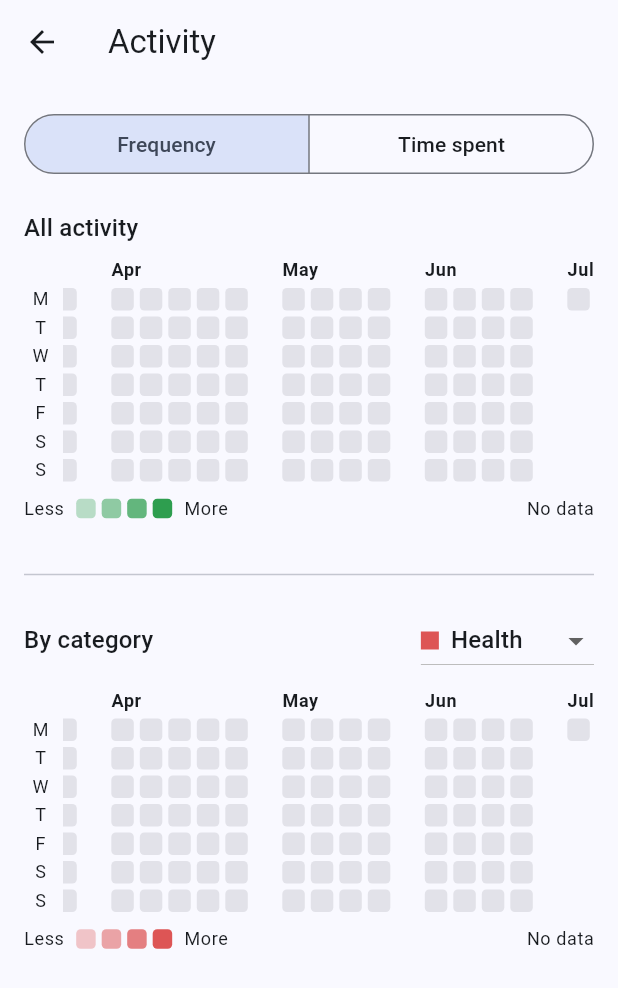
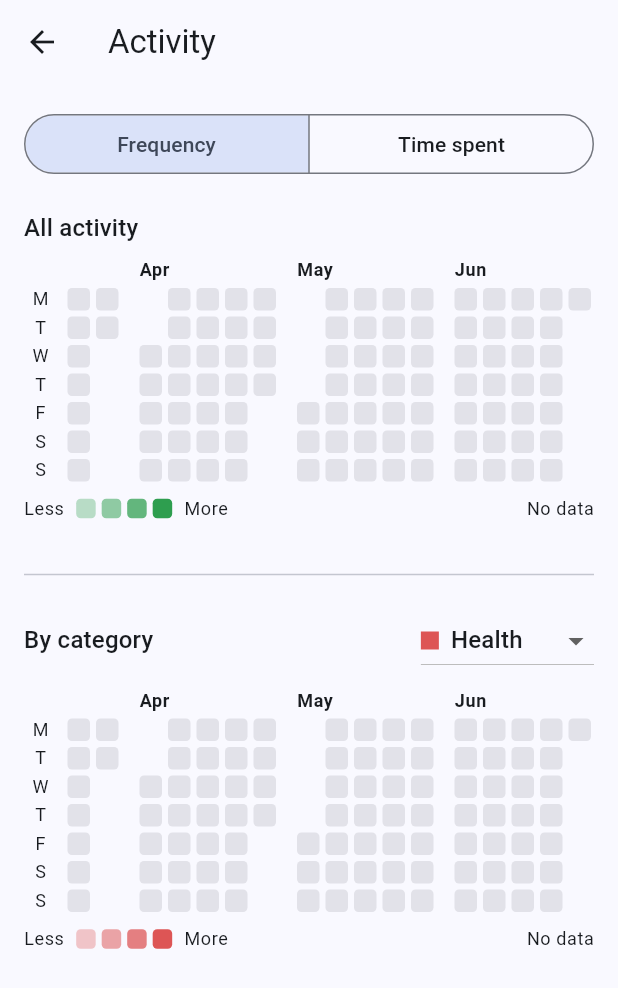
Before and after one commit to rriquelme/RPG_me, a Flutter app: the screen it shows after launch, after a tap on the "calendar month" icon, on a phone screen of 412 x 824 dp. Shown: the top 988 px of the screen. Run offline on Flutter 3.47's test engine with Material 3 defaults, Android fonts, the phone set to English and light mode, and no system bars; our stand-ins replace file_picker, flutter_slidable, share_plus, shared_preferences.

Commit message:
Heatmap: real month-calendar layout (weekday-aligned, padded weeks) [release]
The previous month-split rendered each month's weeks from the first weekday,
so every month looked like it started on Monday. Rewrite HeatGrid as a proper
month calendar: each day is placed in its true weekday row, with blank cells
before the 1st and after the last day, so months separate naturally with the
month name on top. Auto-scrolls to the current month.

version -> 0.13.0; tag -> app-v0.13.0.

Co-Authored-By: Claude Opus 4.8 (1M context) <noreply@anthropic.com>
Claude-Session: https://claude.ai/code/session_01K8BvfgjKkdfYwPNMUAQ4BG

```diff
--- a/app/lib/screens/heatmap_screen.dart
+++ b/app/lib/screens/heatmap_screen.dart
@@ -135,17 +135,10 @@ class _HeatmapScreenState extends State<HeatmapScreen> {
   }
 }
 
-class _MonthGroup {
-  final int year;
-  final int month;
-  final List<DateTime> weekStarts = [];
-  _MonthGroup(this.year, this.month);
-  int get key => year * 100 + month;
-}
-
-/// A ~26-week heatmap grid, split into months (an empty column between months,
-/// with the month name on top), with weekday labels on the left ordered by the
-/// configured first day of the week. Auto-scrolls to the most recent week.
+/// A month-by-month heatmap calendar: each day sits in its real weekday row,
+/// with blank cells before the 1st and after the last day so months separate
+/// naturally (no fake "every month starts Monday"). Weekday labels follow the
+/// configured first day of week; auto-scrolls to the most recent month.
 class HeatGrid extends StatefulWidget {
   final Map<String, int> counts;
   final Map<String, int> seconds;
@@ -167,11 +160,11 @@ class HeatGrid extends StatefulWidget {
 }
 
 class _HeatGridState extends State<HeatGrid> {
-  static const _weeks = 26;
+  static const _monthsBack = 6; // months shown, including the current one
   static const _cell = 15.0;
   static const _margin = 2.0;
   static const _row = _cell + 2 * _margin;
-  static const _weekW = _cell + 2 * _margin; // one week column width
+  static const _gap = 10.0; // space between month blocks
   static const _monthH = 18.0;
 
   static const _letters = {1: 'M', 2: 'T', 3: 'W', 4: 'T', 5: 'F', 6: 'S', 7: 'S'};
@@ -221,27 +214,63 @@ class _HeatGridState extends State<HeatGrid> {
     );
   }
 
-  Widget _weekColumn(BuildContext context, DateTime weekStart, DateTime today, int maxSecs) {
-    return Column(
-      children: List.generate(7, (d) {
-        final date = weekStart.add(Duration(days: d));
-        final future = date.isAfter(today);
+  Widget _blankCell() =>
+      Container(width: _cell, height: _cell, margin: const EdgeInsets.all(_margin));
+
+  Widget _dayCell(BuildContext context, DateTime date, int maxSecs) {
     final k = LocalEngine.dayKey(date);
-        final c = future ? 0 : (widget.counts[k] ?? 0);
-        final s = future ? 0 : (widget.seconds[k] ?? 0);
+    final c = widget.counts[k] ?? 0;
+    final s = widget.seconds[k] ?? 0;
     return GestureDetector(
-          onTap: future ? null : () => _showDay(context, date, c, s),
+      onTap: () => _showDay(context, date, c, s),
       child: Container(
         width: _cell,
         height: _cell,
         margin: const EdgeInsets.all(_margin),
         decoration: BoxDecoration(
-              color: future ? Colors.transparent : _color(context, c, s, maxSecs),
+          color: _color(context, c, s, maxSecs),
           borderRadius: BorderRadius.circular(3),
         ),
       ),
     );
+  }
+
+  /// One month as a calendar: columns are weeks, each day in its weekday row,
+  /// with blanks padding the first and last weeks.
+  Widget _monthBlock(BuildContext context, int year, int month, DateTime today,
+      int maxSecs, TextStyle? labelStyle) {
+    final fdow = widget.firstDayOfWeek;
+    final daysInMonth = DateTime(year, month + 1, 0).day;
+    final r1 = (DateTime(year, month, 1).weekday - fdow + 7) % 7; // row of the 1st
+    final cols = ((r1 + daysInMonth) / 7).ceil();
+
+    final columns = List.generate(cols, (c) {
+      return Column(
+        children: List.generate(7, (r) {
+          final dayNum = c * 7 + r - r1 + 1;
+          if (dayNum < 1 || dayNum > daysInMonth) return _blankCell();
+          final date = DateTime(year, month, dayNum);
+          if (date.isAfter(today)) return _blankCell();
+          return _dayCell(context, date, maxSecs);
         }),
+      );
+    });
+
+    return Column(
+      crossAxisAlignment: CrossAxisAlignment.start,
+      children: [
+        SizedBox(
+          height: _monthH,
+          child: Padding(
+            padding: const EdgeInsets.only(left: 2),
+            child: Text(
+              month == DateTime.january ? '${_months[month - 1]} $year' : _months[month - 1],
+              style: labelStyle?.copyWith(fontWeight: FontWeight.w600),
+            ),
+          ),
+        ),
+        Row(crossAxisAlignment: CrossAxisAlignment.start, children: columns),
+      ],
     );
   }
 
@@ -250,55 +279,20 @@ class _HeatGridState extends State<HeatGrid> {
     final now = DateTime.now();
     final today = DateTime(now.year, now.month, now.day);
     final fdow = widget.firstDayOfWeek;
-    final currentWeekStart =
-        today.subtract(Duration(days: (today.weekday - fdow + 7) % 7));
-    final start = currentWeekStart.subtract(const Duration(days: (_weeks - 1) * 7));
 
-    // Week start dates, oldest -> newest.
-    final weekStarts =
-        List.generate(_weeks, (w) => start.add(Duration(days: w * 7)));
-
-    // Group weeks into months by the month of the week's middle day (so a week
-    // straddling a boundary lands in the month most of it belongs to).
-    final groups = <_MonthGroup>[];
-    for (final ws in weekStarts) {
-      final mid = ws.add(const Duration(days: 3));
-      if (groups.isEmpty || groups.last.key != mid.year * 100 + mid.month) {
-        groups.add(_MonthGroup(mid.year, mid.month));
-      }
-      groups.last.weekStarts.add(ws);
-    }
+    // Last N months, including the current one (oldest -> newest).
+    final months = List.generate(
+        _monthsBack, (i) => DateTime(today.year, today.month - (_monthsBack - 1 - i), 1));
 
     final maxSecs = widget.seconds.values.fold<int>(0, (a, b) => a > b ? a : b);
     final maxCount = widget.counts.values.fold<int>(0, (a, b) => a > b ? a : b);
     final labelStyle = Theme.of(context).textTheme.bodySmall;
 
-    // Right-hand scrollable area: month blocks separated by an empty week.
-    final monthBlocks = <Widget>[];
-    for (var gi = 0; gi < groups.length; gi++) {
-      final g = groups[gi];
-      monthBlocks.add(Column(
-        crossAxisAlignment: CrossAxisAlignment.start,
-        children: [
-          SizedBox(
-            height: _monthH,
-            child: Padding(
-              padding: const EdgeInsets.only(left: 2),
-              child: Text(
-                g.month == DateTime.january ? '${_months[g.month - 1]} ${g.year}' : _months[g.month - 1],
-                style: labelStyle?.copyWith(fontWeight: FontWeight.w600),
-              ),
-            ),
-          ),
-          Row(
-            crossAxisAlignment: CrossAxisAlignment.start,
-            children: [for (final ws in g.weekStarts) _weekColumn(context, ws, today, maxSecs)],
-          ),
-        ],
-      ));
-      if (gi != groups.length - 1) {
-        monthBlocks.add(const SizedBox(width: _weekW)); // empty week between months
-      }
+    final blocks = <Widget>[];
+    for (var mi = 0; mi < months.length; mi++) {
+      final fom = months[mi];
+      blocks.add(_monthBlock(context, fom.year, fom.month, today, maxSecs, labelStyle));
+      if (mi != months.length - 1) blocks.add(const SizedBox(width: _gap));
     }
 
     return Column(
@@ -327,7 +321,7 @@ class _HeatGridState extends State<HeatGrid> {
               child: SingleChildScrollView(
                 controller: _sc,
                 scrollDirection: Axis.horizontal,
-                child: Row(crossAxisAlignment: CrossAxisAlignment.start, children: monthBlocks),
+                child: Row(crossAxisAlignment: CrossAxisAlignment.start, children: blocks),
               ),
             ),
           ],
--- a/app/pubspec.yaml
+++ b/app/pubspec.yaml
@@ -1,7 +1,7 @@
 name: rpg_me
 description: "RPG your life — an 8-axis octagon tracker for your routines."
 publish_to: "none"
-version: 0.12.0+12
+version: 0.13.0+13
 
 environment:
   sdk: ">=3.0.0 <4.0.0"
```
Also changed, not shown: 2 other files. Lines whose indentation alone changed are shown as unchanged.
